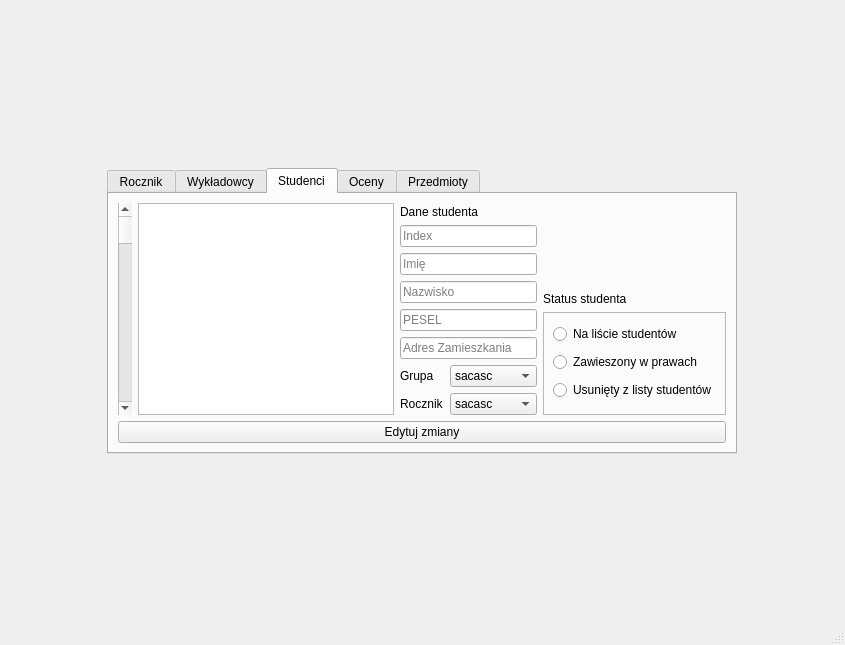
First picture: the form in projekt 3/uczelnia.ui, repository blackmaggot/Euie-JPP-Python, before the edit.
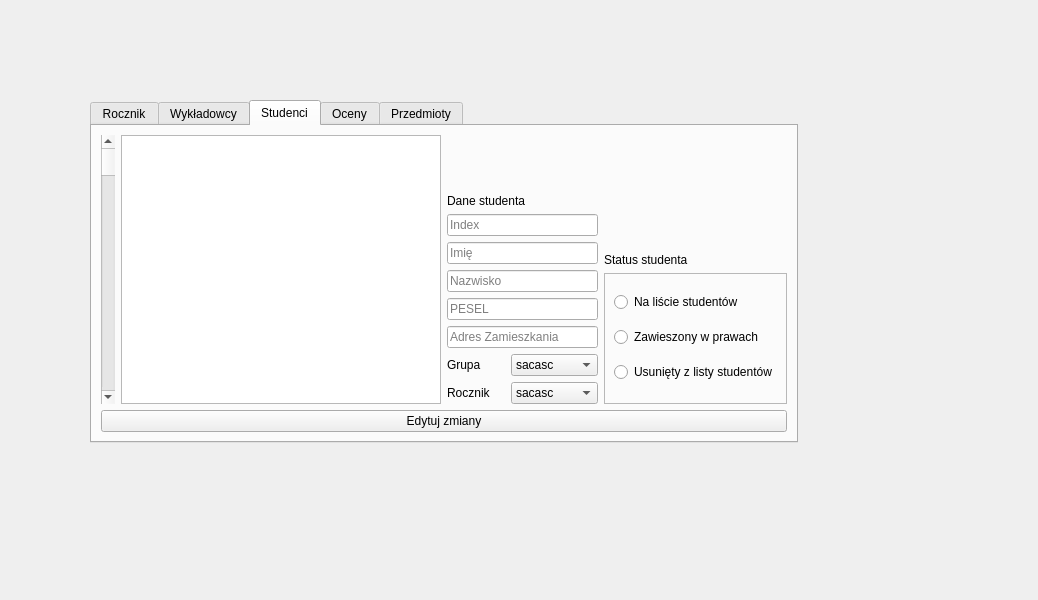
Second picture: the form after the edit.

Patch:
```diff
--- a/projekt 3/uczelnia.ui
+++ b/projekt 3/uczelnia.ui
@@ -1,25 +1,46 @@
 <?xml version="1.0" encoding="UTF-8"?>
 <ui version="4.0">
- <class>MainWindow</class>
- <widget class="QMainWindow" name="MainWindow">
+ <class>Dialog</class>
+ <widget class="QDialog" name="Dialog">
   <property name="geometry">
    <rect>
     <x>0</x>
     <y>0</y>
-    <width>845</width>
-    <height>645</height>
+    <width>1038</width>
+    <height>600</height>
    </rect>
   </property>
   <property name="windowTitle">
    <string>MainWindow</string>
   </property>
-  <widget class="QWidget" name="centralwidget">
-   <layout class="QHBoxLayout" name="horizontalLayout_7">
-    <item>
+  <widget class="QDialogButtonBox" name="buttonBox">
+   <property name="geometry">
+    <rect>
+     <x>30</x>
+     <y>240</y>
+     <width>341</width>
+     <height>32</height>
+    </rect>
+   </property>
+   <property name="orientation">
+    <enum>Qt::Horizontal</enum>
+   </property>
+   <property name="standardButtons">
+    <set>QDialogButtonBox::Cancel|QDialogButtonBox::Ok</set>
+   </property>
+  </widget>
      <widget class="QTabWidget" name="studentsTab">
       <property name="enabled">
        <bool>true</bool>
       </property>
+   <property name="geometry">
+    <rect>
+     <x>90</x>
+     <y>100</y>
+     <width>708</width>
+     <height>343</height>
+    </rect>
+   </property>
       <property name="sizePolicy">
        <sizepolicy hsizetype="Maximum" vsizetype="Maximum">
         <horstretch>0</horstretch>
@@ -501,20 +522,6 @@
        </attribute>
       </widget>
      </widget>
-    </item>
-   </layout>
-  </widget>
-  <widget class="QMenuBar" name="menubar">
-   <property name="geometry">
-    <rect>
-     <x>0</x>
-     <y>0</y>
-     <width>845</width>
-     <height>25</height>
-    </rect>
-   </property>
-  </widget>
-  <widget class="QStatusBar" name="statusbar"/>
  </widget>
  <resources/>
  <connections/>
```
Left out of the diff: 58 changed lines with no effect on the pictures. Lines whose indentation alone changed are shown as unchanged.
